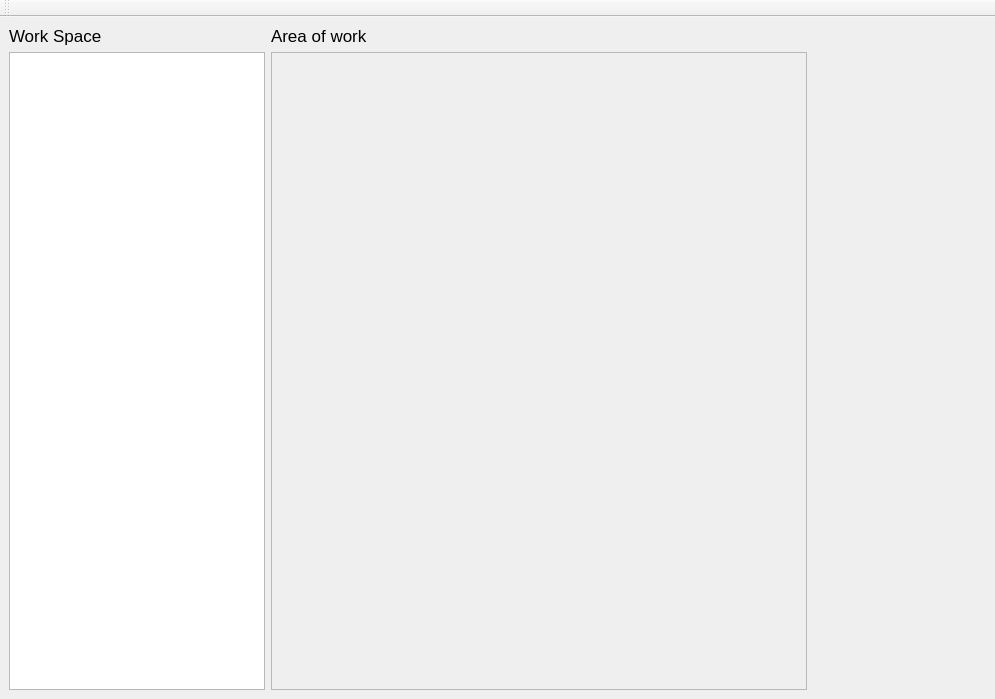
Old version of the form mainwindow.ui in the repository want2play-nantes/FindMyWay-Creator.
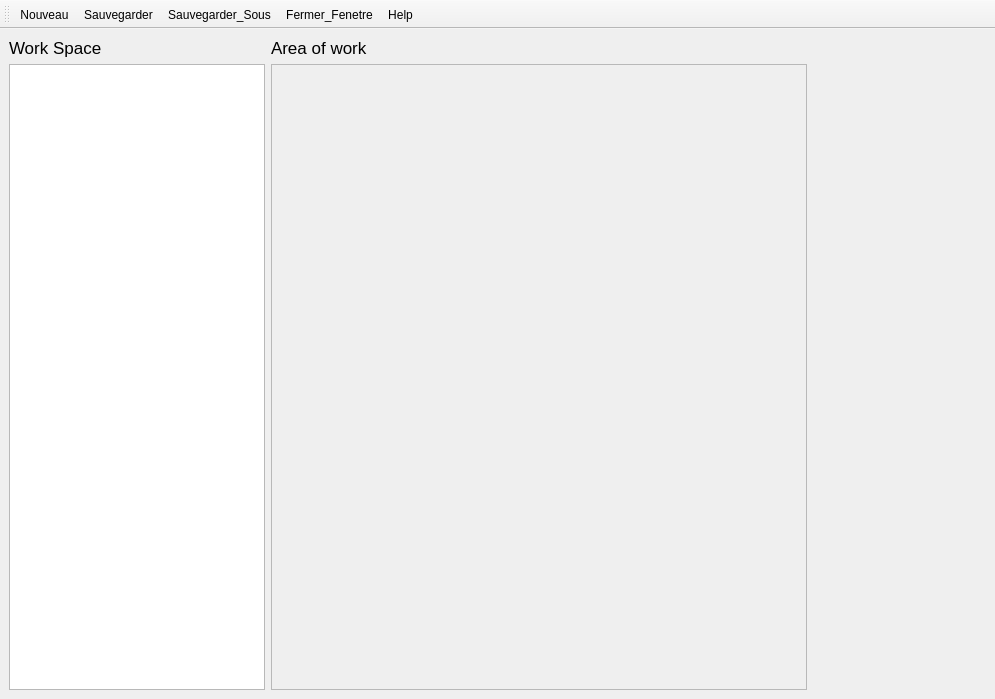
New version of the form. Icons and pictures are not drawn.

```diff
--- a/mainwindow.ui
+++ b/mainwindow.ui
@@ -60,8 +60,8 @@
             <rect>
              <x>0</x>
              <y>0</y>
-             <width>731</width>
-             <height>653</height>
+             <width>525</width>
+             <height>609</height>
             </rect>
            </property>
            <zorder></zorder>
@@ -71,7 +71,10 @@
        </layout>
       </item>
       <item>
-       <layout class="QVBoxLayout" name="verticalLayout_6">
+       <layout class="QVBoxLayout" name="verticalLayout_6" stretch="0,0,0,0,0">
+        <property name="sizeConstraint">
+         <enum>QLayout::SetMinimumSize</enum>
+        </property>
         <item>
          <layout class="QVBoxLayout" name="verticalLayout1"/>
         </item>
@@ -103,7 +106,72 @@
    <attribute name="toolBarBreak">
     <bool>false</bool>
    </attribute>
+   <addaction name="actionNouveau"/>
+   <addaction name="actionSauvegarder"/>
+   <addaction name="actionSauvegarder_Sous"/>
+   <addaction name="actionFermer_Fenetre"/>
+   <addaction name="actionHelp"/>
   </widget>
+  <action name="actionNouveau">
+   <property name="icon">
+    <iconset resource="resources.qrc">
+     <normaloff>:/media/actions-icons/document-new.png</normaloff>:/media/actions-icons/document-new.png</iconset>
+   </property>
+   <property name="text">
+    <string>Nouveau</string>
+   </property>
+   <property name="toolTip">
+    <string>Nouveau</string>
+   </property>
+  </action>
+  <action name="actionSauvegarder">
+   <property name="icon">
+    <iconset resource="resources.qrc">
+     <normaloff>:/media/actions-icons/document-save.png</normaloff>:/media/actions-icons/document-save.png</iconset>
+   </property>
+   <property name="text">
+    <string>Sauvegarder</string>
+   </property>
+   <property name="toolTip">
+    <string>Sauvegarder</string>
+   </property>
+  </action>
+  <action name="actionSauvegarder_Sous">
+   <property name="icon">
+    <iconset resource="resources.qrc">
+     <normaloff>:/media/actions-icons/document-save-as.png</normaloff>:/media/actions-icons/document-save-as.png</iconset>
+   </property>
+   <property name="text">
+    <string>Sauvegarder_Sous</string>
+   </property>
+   <property name="toolTip">
+    <string>Sauvegarder Sous</string>
+   </property>
+  </action>
+  <action name="actionFermer_Fenetre">
+   <property name="icon">
+    <iconset resource="resources.qrc">
+     <normaloff>:/media/actions-icons/window-close.png</normaloff>:/media/actions-icons/window-close.png</iconset>
+   </property>
+   <property name="text">
+    <string>Fermer_Fenetre</string>
+   </property>
+   <property name="toolTip">
+    <string>Fermer la fenetre</string>
+   </property>
+  </action>
+  <action name="actionHelp">
+   <property name="icon">
+    <iconset theme="Help" resource="resources.qrc">
+     <normaloff>:/media/actions-icons/help-about.png</normaloff>:/media/actions-icons/help-about.png</iconset>
+   </property>
+   <property name="text">
+    <string>Help</string>
+   </property>
+   <property name="toolTip">
+    <string>Help</string>
+   </property>
+  </action>
  </widget>
  <resources/>
  <connections/>
```
Left out of the diff: 35 changed lines with no effect on the pictures.
